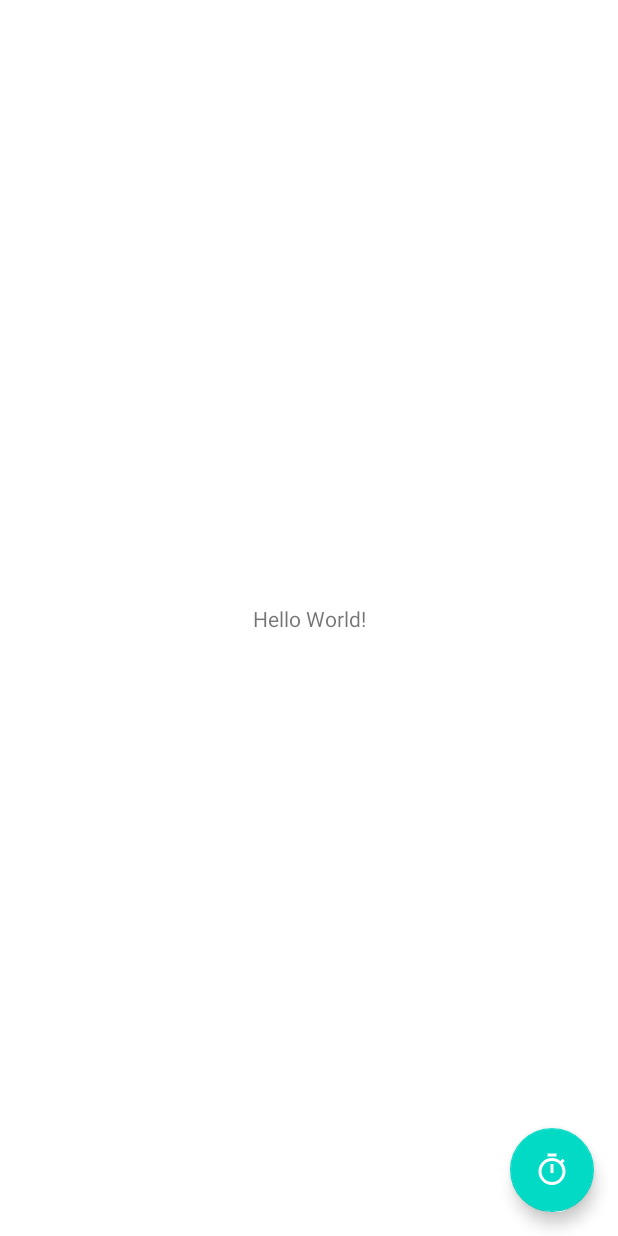
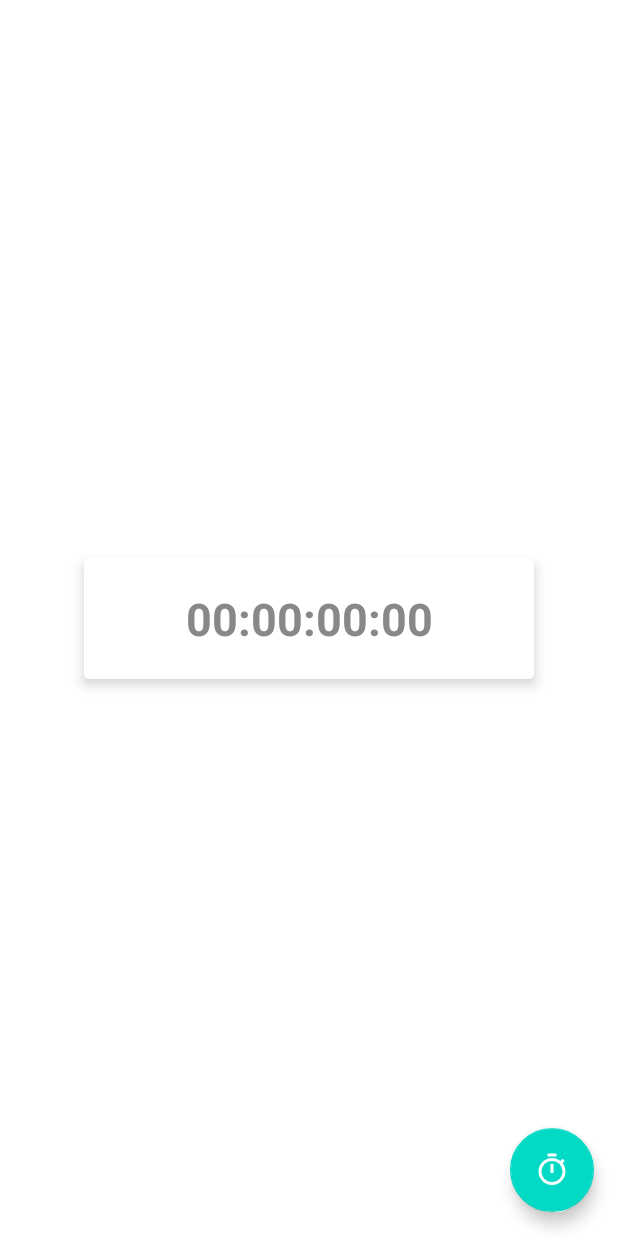
Before and after one commit to aungbophyoe/TimerDemo, an Android app: the screen it shows after launch (MainActivity), on a phone screen of 412 x 824 dp. Run offline under Robolectric (Android 15) with nearby library versions, the phone set to English and light mode, and no system bars.

Commit message:
wip: timer

```diff
--- a/app/src/main/java/com/aungbophyoe/space/timerdemo/Constants.kt
+++ /dev/null
@@ -1,6 +0,0 @@
-package com.aungbophyoe.space.timerdemo
-
-object Constants {
-    const val START_TIMER = "start_timer"
-    const val STOP_TIMER = "stop_timer"
-}
--- a/app/src/main/java/com/aungbophyoe/space/timerdemo/MainActivity.kt
+++ b/app/src/main/java/com/aungbophyoe/space/timerdemo/MainActivity.kt
@@ -3,15 +3,23 @@ package com.aungbophyoe.space.timerdemo
 import android.content.Intent
 import androidx.appcompat.app.AppCompatActivity
 import android.os.Bundle
+import android.widget.TextView
 import androidx.lifecycle.Observer
 import com.aungbophyoe.space.timerdemo.model.TimeEvent
 import com.aungbophyoe.space.timerdemo.services.TimerService
+import com.aungbophyoe.space.timerdemo.utils.Constants
+import com.aungbophyoe.space.timerdemo.utils.TimerUtil
 import com.google.android.material.floatingactionbutton.FloatingActionButton
+import kotlinx.coroutines.GlobalScope
+import kotlinx.coroutines.launch
 
 class MainActivity : AppCompatActivity() {
     private var isTimerRunning = false
     private val fab by lazy {
         findViewById<FloatingActionButton>(R.id.fab)
+    }
+    private val tvTime by lazy {
+        findViewById<TextView>(R.id.tvTime)
     }
     override fun onCreate(savedInstanceState: Bundle?) {
         super.onCreate(savedInstanceState)
@@ -31,7 +39,7 @@ class MainActivity : AppCompatActivity() {
     }
 
     private fun timerObserver(){
-        TimerService.timerEvent.observe(this, Observer {
+        TimerService.timerEvent.observe(this, {
             it?.let { timeEvent ->
                 when(timeEvent){
                     is TimeEvent.Start -> {
@@ -45,6 +53,15 @@ class MainActivity : AppCompatActivity() {
                 }
             }
         })
+
+        TimerService.timerInMillis.observe(this,{
+            it?.let { value->
+                /*GlobalScope.launch {
+                    tvTime.text = TimerUtil.getFormattedTime(value,true)
+                }*/
+                tvTime.text = TimerUtil.getFormattedTime(value,true)
+            }
+        })
     }
 
     private fun sendCommandToService(action:String){
--- a/app/src/main/res/layout/activity_main.xml
+++ b/app/src/main/res/layout/activity_main.xml
@@ -6,14 +6,31 @@
     android:layout_height="match_parent"
     tools:context=".MainActivity">
 
-    <TextView
+    <androidx.cardview.widget.CardView
         android:layout_width="wrap_content"
         android:layout_height="wrap_content"
-        android:text="Hello World!"
-        app:layout_constraintBottom_toBottomOf="parent"
-        app:layout_constraintLeft_toLeftOf="parent"
-        app:layout_constraintRight_toRightOf="parent"
-        app:layout_constraintTop_toTopOf="parent" />
+        app:cardElevation="5dp"
+        app:cardMaxElevation="7dp"
+        app:cardCornerRadius="3dp"
+        app:layout_constraintStart_toStartOf="parent"
+        app:layout_constraintEnd_toEndOf="parent"
+        app:layout_constraintTop_toTopOf="parent"
+        app:layout_constraintBottom_toBottomOf="parent">
+        <TextView
+            android:layout_width="300dp"
+            android:layout_height="wrap_content"
+            android:id="@+id/tvTime"
+            android:textAlignment="center"
+            android:padding="20dp"
+            android:textStyle="bold"
+            android:textSize="30sp"
+            android:textColor="@color/gray"
+            android:text="00:00:00:00"
+            app:layout_constraintBottom_toBottomOf="parent"
+            app:layout_constraintLeft_toLeftOf="parent"
+            app:layout_constraintRight_toRightOf="parent"
+            app:layout_constraintTop_toTopOf="parent" />
+    </androidx.cardview.widget.CardView>
 
     <com.google.android.material.floatingactionbutton.FloatingActionButton
         android:id="@+id/fab"
--- a/app/src/main/res/values/colors.xml
+++ b/app/src/main/res/values/colors.xml
@@ -7,4 +7,5 @@
     <color name="teal_700">#FF018786</color>
     <color name="black">#FF000000</color>
     <color name="white">#FFFFFFFF</color>
+    <color name="gray">#D2706D6D</color>
 </resources>
--- a/build.gradle
+++ b/build.gradle
@@ -7,6 +7,7 @@ buildscript {
     dependencies {
         classpath "com.android.tools.build:gradle:7.0.3"
         classpath "org.jetbrains.kotlin:kotlin-gradle-plugin:1.5.31"
+        classpath "com.google.dagger:hilt-android-gradle-plugin:2.38.1"
 
         // NOTE: Do not place your application dependencies here; they belong
         // in the individual module build.gradle files
```
Also changed, not shown: app/build.gradle (+17 -1 lines), app/src/main/java/com/aungbophyoe/space/timerdemo/services/TimerService.kt (+121 -7 lines), app/src/main/java/com/aungbophyoe/space/timerdemo/utils/Constants.kt (added, +9 -0 lines), app/src/main/java/com/aungbophyoe/space/timerdemo/utils/TimerUtil.kt (added, +25 -0 lines).
